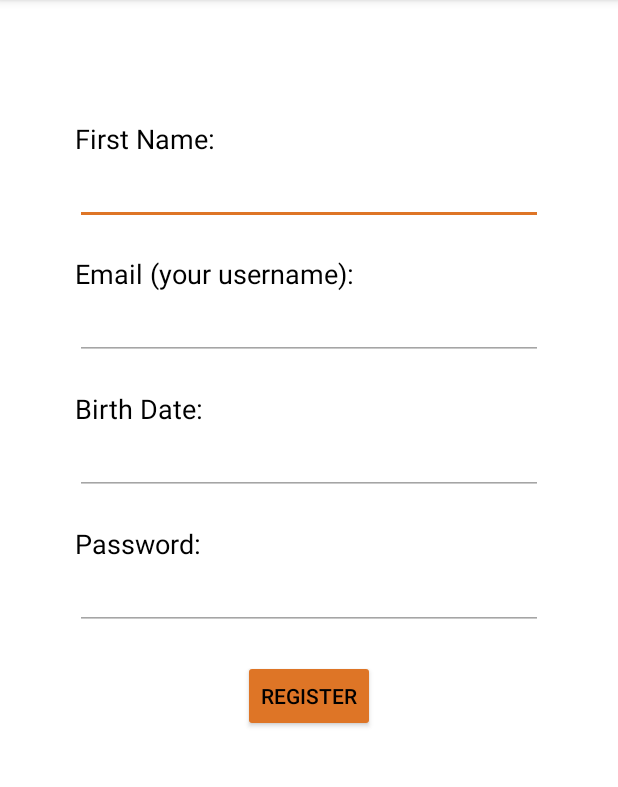
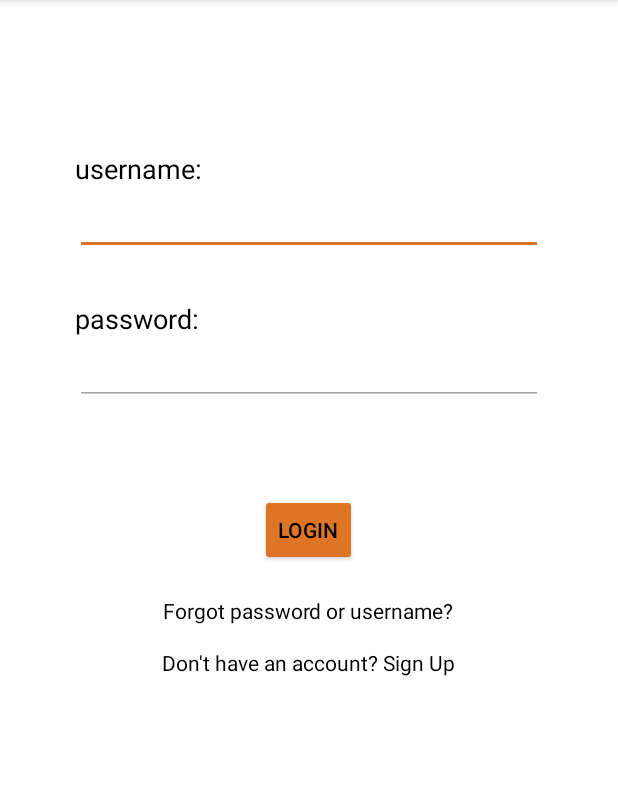
Before and after one commit to christineliu0318/IntellijSpeakBox, an Android app: the CreateAccountActivity screen opened directly, with no data from a screen before it, after a tap on "REGISTER", on a phone screen of 412 x 824 dp, the part 84-871 px from its top. Run offline under Robolectric (Android 15) with nearby library versions, the phone set to English and light mode, and no system bars; libraries missing offline, so code that uses them is left out: com.firebase.client; 4 statements that could not run were skipped.

Commit message:
Fixed bug that crashes the app on start
Fixed NullPointerException in QuestionDisplayFragment
CreateAccountActivity now redirects back to LoginActivity

```diff
--- a/Speakbox/app/src/main/java/speakbox/ui/fragments/PendingQuestionFragment.java
+++ b/Speakbox/app/src/main/java/speakbox/ui/fragments/PendingQuestionFragment.java
@@ -63,7 +63,7 @@ public class PendingQuestionFragment extends Fragment {
         AuthData ad = fb.getAuth();
         String uid = ad.getUid();
 
-        Firebase userLocation = new Firebase(Constants.FIREBASE_URL + "/Users/" + uid + "/name");
+        Firebase userLocation = new Firebase(Constants.FIREBASE_URL + "/users/" + uid + "/name");
 
         userLocation.addListenerForSingleValueEvent(new ValueEventListener() {
             @Override
--- a/Speakbox/app/src/main/java/speakbox/ui/login/CreateAccountActivity.java
+++ b/Speakbox/app/src/main/java/speakbox/ui/login/CreateAccountActivity.java
@@ -1,5 +1,6 @@
 package speakbox.ui.login;
 
+import android.content.Intent;
 import android.os.Bundle;
 
 import android.view.View;
@@ -42,6 +43,9 @@ public class CreateAccountActivity extends BaseActivity {
             @Override
             public void onClick(View v) {
                 createAccount();
+                Intent intent = new Intent(CreateAccountActivity.this, LoginActivity.class);
+                startActivity(intent);
+                finish();
             }
         });
     }
```
Also changed, not shown: Speakbox/app/src/main/java/speakbox/ui/fragments/QuestionDisplayFragment.java (+5 -3 lines), 1 other file.
